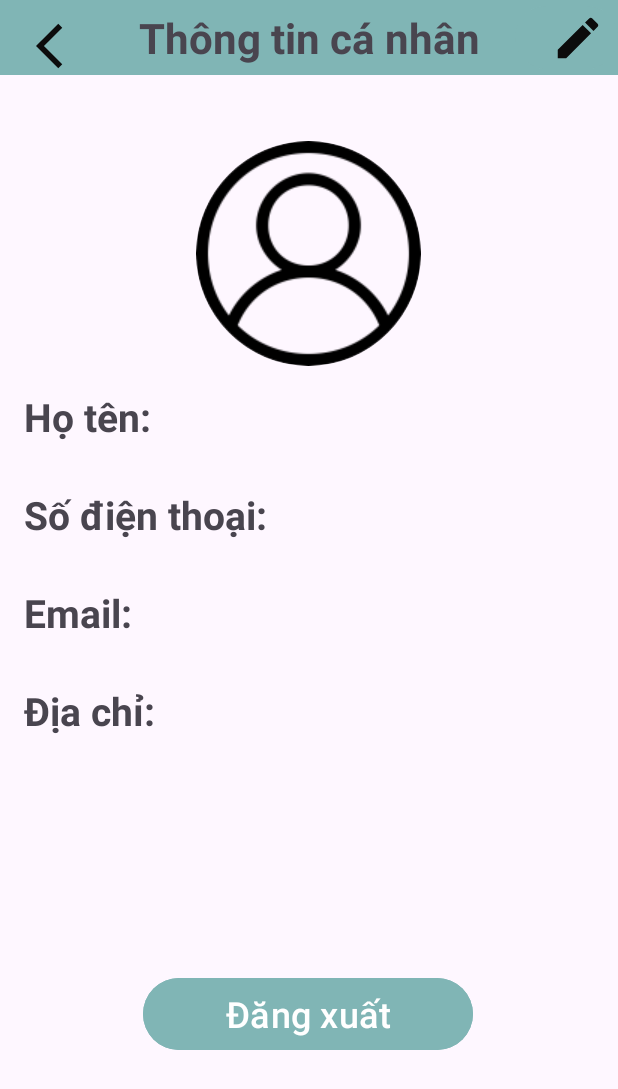
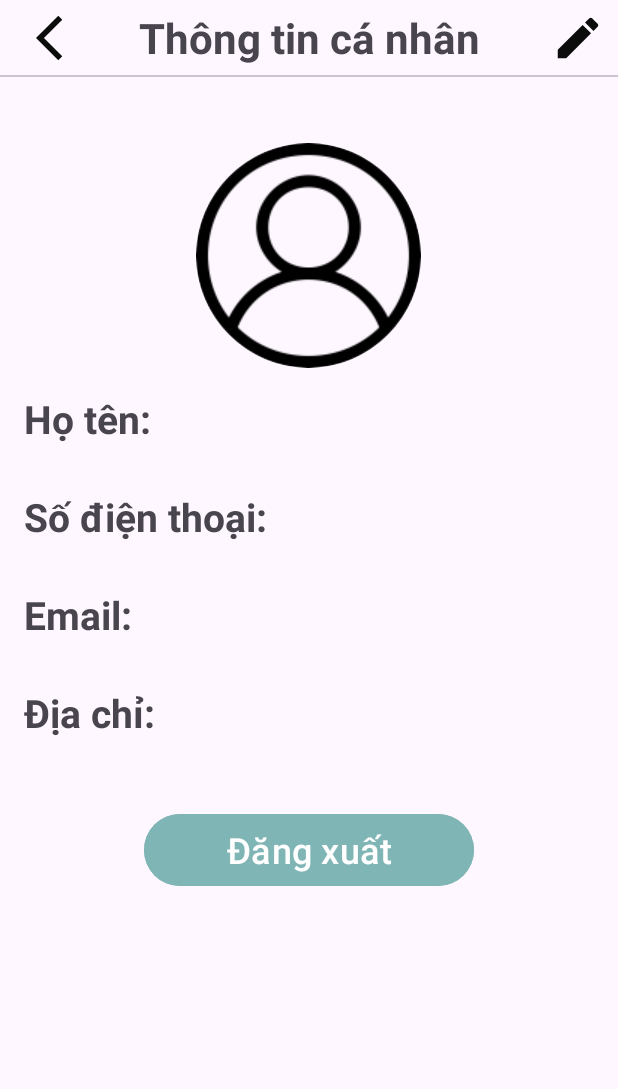
Before and after one commit to TheChickenDev/ClothingStore_mobile, an Android app: the ProfileActivity screen opened directly, with no data from a screen before it, on a phone screen of 412 x 824 dp. Shown: the top 1089 px of the screen. Run offline under Robolectric (Android 15) with nearby library versions, the phone set to English and light mode, and no system bars; our stand-ins replace CircleImageView; pictures from the network do not load; 1 statement that could not run was skipped.

```diff
--- a/app/build.gradle.kts
+++ b/app/build.gradle.kts
@@ -43,5 +43,7 @@ dependencies {
     androidTestImplementation("androidx.test.espresso:espresso-core:3.5.1")
     implementation ("com.google.android.material:material:1.2.1")
     implementation ("com.google.code.gson:gson:2.10.1")
+    implementation ("commons-io:commons-io:2.11.0")
+
 
 }
--- a/app/src/main/res/layout/activity_profile.xml
+++ b/app/src/main/res/layout/activity_profile.xml
@@ -1,5 +1,5 @@
 <?xml version="1.0" encoding="utf-8"?>
-<androidx.constraintlayout.widget.ConstraintLayout xmlns:android="http://schemas.android.com/apk/res/android"
+<LinearLayout xmlns:android="http://schemas.android.com/apk/res/android"
     xmlns:app="http://schemas.android.com/apk/res-auto"
     xmlns:tools="http://schemas.android.com/tools"
     android:layout_width="match_parent"
@@ -11,47 +11,50 @@
     <LinearLayout
         android:id="@+id/linearLayout"
         android:layout_width="match_parent"
-        android:layout_height="50dp"
-        android:background="#80B5B5"
-        app:layout_constraintEnd_toEndOf="parent"
-        app:layout_constraintStart_toStartOf="parent"
-        app:layout_constraintTop_toTopOf="parent">
+        android:layout_height="50dp">
 
         <com.google.android.material.button.MaterialButton
             android:id="@+id/btn_back"
             android:layout_width="0dp"
+            android:layout_height="match_parent"
             android:layout_weight="1"
-            android:layout_height="wrap_content"
             android:backgroundTint="@android:color/transparent"
-            android:textColor="#FF0000"
+            app:icon="@drawable/baseline_arrow_back"
             app:iconSize="36sp"
-            app:icon="@drawable/baseline_arrow_back"
-            app:iconTint="#0C0C0C"
-            />
+            app:iconTint="#0C0C0C" />
+
         <TextView
             android:id="@+id/textView"
             android:layout_width="0dp"
+            android:layout_height="match_parent"
             android:layout_weight="4"
-            android:layout_height="match_parent"
             android:gravity="center"
             android:text="Thông tin cá nhân"
             android:textSize="28sp"
-            android:textStyle="bold"
-            />
+            android:textStyle="bold" />
 
         <Button
             android:id="@+id/btn_update"
             android:layout_width="0dp"
+            android:layout_height="match_parent"
             android:layout_weight="1"
-            android:layout_height="match_parent"
-            android:backgroundTint="#80B5B5"
+            android:backgroundTint="@android:color/transparent"
             app:icon="@drawable/baseline_edit"
             app:iconSize="36sp"
-            app:iconTint="#0C0C0C"/>
+            app:iconTint="#0C0C0C" />
 
     </LinearLayout>
 
+    <com.google.android.material.divider.MaterialDivider
+        android:layout_width="match_parent"
+        android:layout_height="wrap_content"
+        android:background="#FF0000" />
 
+    <LinearLayout
+        android:layout_width="match_parent"
+        android:layout_height="wrap_content"
+        android:gravity="center"
+        android:orientation="vertical">
 
         <de.hdodenhof.circleimageview.CircleImageView
             android:id="@+id/imageViewProfile"
@@ -74,9 +77,6 @@
             app:layout_constraintEnd_toEndOf="parent"
             app:layout_constraintStart_toStartOf="parent"
             app:layout_constraintTop_toBottomOf="@+id/imageViewProfile">
-
-
-
 
 
             <!-- Add your table rows here -->
@@ -174,4 +174,5 @@
             app:layout_constraintStart_toStartOf="parent" />
 
 
-</androidx.constraintlayout.widget.ConstraintLayout>
+    </LinearLayout>
+</LinearLayout>
--- a/app/src/main/res/layout/activity_update_profile.xml
+++ b/app/src/main/res/layout/activity_update_profile.xml
@@ -47,11 +47,7 @@
 
     </LinearLayout>
 
-    <com.google.android.material.divider.MaterialDivider
-        android:layout_width="match_parent"
-        android:layout_height="wrap_content"
-        android:background="#FF0000"
-        />
+
     <LinearLayout
         android:layout_width="match_parent"
         android:layout_height="0dp"
```
Also changed, not shown: app/src/main/java/adapters/ImageAdapter.java (+4 -6 lines), app/src/main/java/com/example/clothingstore/ProductCardActivity.java (+4 -5 lines), app/src/main/java/com/example/clothingstore/UpdateProfileActivity.java (+7 -10 lines), app/src/main/java/utils/RealPathUtil.java (+5 -2 lines). Lines whose indentation alone changed are shown as unchanged.
